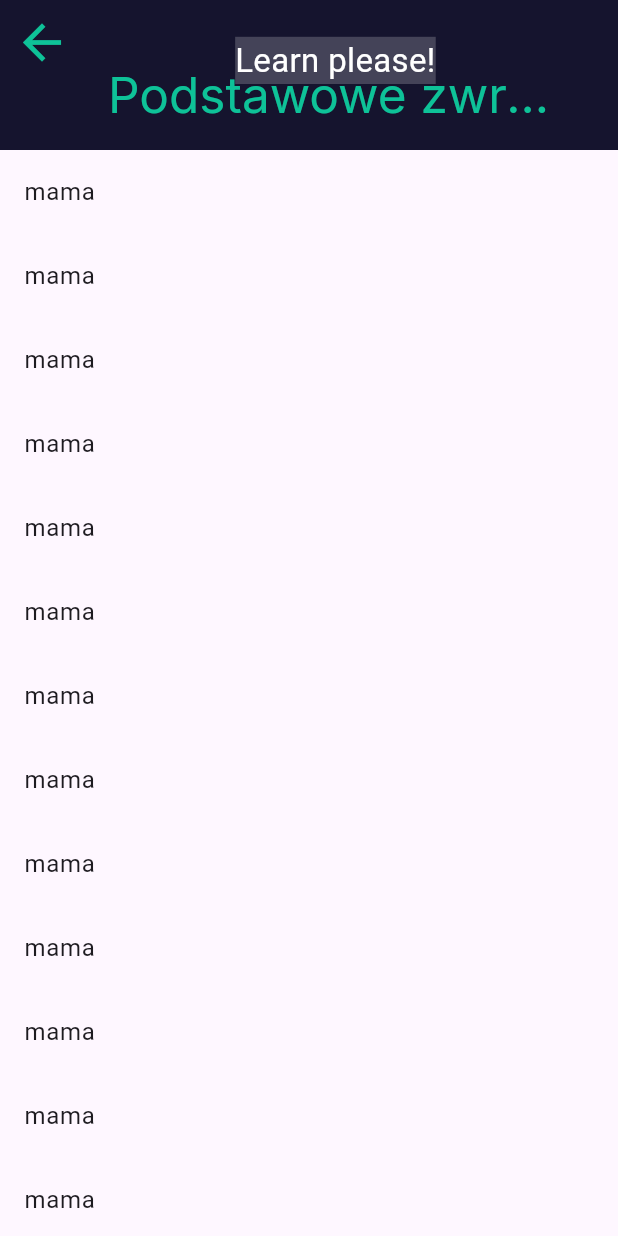
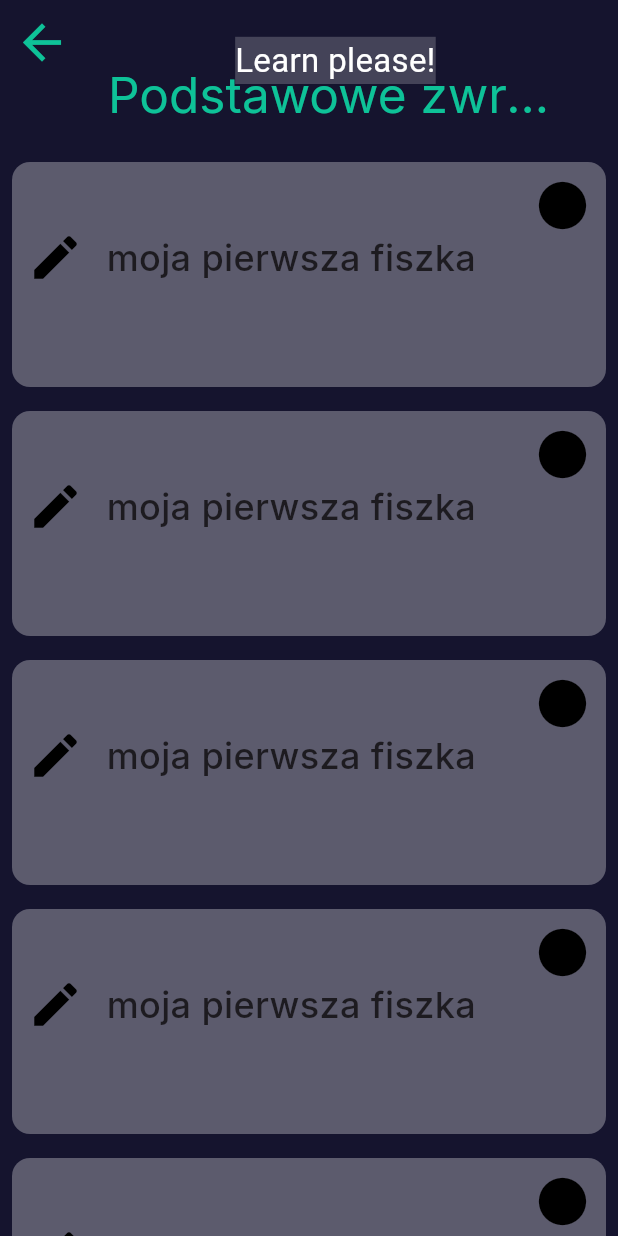
Before and after one commit to GrigoriSaki/flash_Cards, a Flutter app: the screen it shows after launch, after a tap on "Podstawowe zwroty", on a phone screen of 412 x 824 dp. Run offline on Flutter 3.47's test engine with Material 3 defaults, Android fonts, the phone set to English and light mode, and no system bars; our stand-ins replace flutter_slidable, google_fonts; missing offline and left inert: dart:ffi; Roboto replaces fonts that are missing (Sixtyfour).

Commit message:
konstrukcja kafelka z fiszką

```diff
--- a/lib/flashCardsPage.dart
+++ b/lib/flashCardsPage.dart
@@ -3,6 +3,7 @@
 import 'dart:math';
 
 import 'package:flash_cards/homePage.dart';
+import 'package:flash_cards/utitlities/flashCard.dart';
 import 'package:flutter/material.dart';
 import 'package:google_fonts/google_fonts.dart';
 
@@ -20,6 +21,7 @@ class _FLashCardsPageState extends State<FLashCardsPage> {
   @override
   Widget build(BuildContext context) {
     return Scaffold(
+      backgroundColor: Color(0xFF15142e),
       body: CustomScrollView(
         slivers: <Widget>[
           SliverAppBar(
@@ -59,9 +61,7 @@ class _FLashCardsPageState extends State<FLashCardsPage> {
           SliverList(
               delegate:
                   SliverChildBuilderDelegate((BuildContext context, int index) {
-            return ListTile(
-              title: Text("mama"),
-            );
+            return FlashCard();
           }, childCount: 15))
         ],
       ),
--- /dev/null
+++ b/lib/utitlities/flashCard.dart
@@ -0,0 +1,107 @@
+// ignore_for_file: prefer_const_constructors, prefer_const_literals_to_create_immutables, sort_child_properties_last
+
+import 'package:flutter/material.dart';
+import 'package:google_fonts/google_fonts.dart';
+
+class FlashCard extends StatefulWidget {
+  FlashCard({super.key});
+
+  @override
+  State<FlashCard> createState() => _FlashCardState();
+}
+
+class _FlashCardState extends State<FlashCard> {
+  bool isSelected = true;
+  bool isCentered = true;
+
+  @override
+  Widget build(BuildContext context) {
+    return GestureDetector(
+      onTap: () {
+        setState(() {
+          isSelected = !isSelected;
+          isCentered = !isCentered;
+        });
+      },
+      child: Padding(
+        padding: const EdgeInsets.all(8.0),
+        child: AnimatedContainer(
+          duration: Duration(seconds: 1),
+          height: isSelected ? 150 : 300,
+          width: double.infinity,
+          curve: Curves.fastOutSlowIn,
+          decoration: BoxDecoration(
+              color: Colors.white.withOpacity(0.3),
+              borderRadius: BorderRadius.circular(12)),
+          child: Stack(
+            children: [
+              Positioned(
+                child: Icon(Icons.circle),
+                top: 10,
+                right: 10,
+              ),
+              AnimatedSwitcher(
+                duration: Duration(milliseconds: 400),
+                child: Column(
+                  key: ValueKey(isCentered),
+                  mainAxisAlignment: isCentered
+                      ? MainAxisAlignment.center
+                      : MainAxisAlignment.spaceEvenly,
+                  children: [
+                    SizedBox(
+                      height: 15,
+                    ),
+                    Row(
+                      children: [
+                        SizedBox(
+                          height: 25,
+                          width: 10,
+                        ),
+                        Icon(Icons.edit),
+                        SizedBox(
+                          width: 15,
+                        ),
+                        Text(
+                          maxLines: 2,
+                          "moja pierwsza fiszka",
+                          style: GoogleFonts.inter(
+                              fontSize: 24, fontWeight: FontWeight.w500),
+                        ),
+                        SizedBox(
+                          width: 10,
+                        )
+                      ],
+                    ),
+                    AnimatedOpacity(
+                      duration: Duration(milliseconds: 400),
+                      opacity: (!isSelected) ? 1.0 : 0.0,
+                      child: Row(
+                        children: [
+                          SizedBox(
+                            width: 10,
+                          ),
+                          Icon(Icons.edit),
+                          SizedBox(
+                            width: 15,
+                          ),
+                          Text(
+                            "my first flashcard",
+                            style: GoogleFonts.inter(
+                                fontSize: 24, fontWeight: FontWeight.w500),
+                          ),
+                          SizedBox(
+                            width: 10,
+                          )
+                        ],
+                      ),
+                    )
+                  ],
+                ),
+              ),
+            ],
+          ),
+        ),
+      ),
+    );
+  }
+}
```
